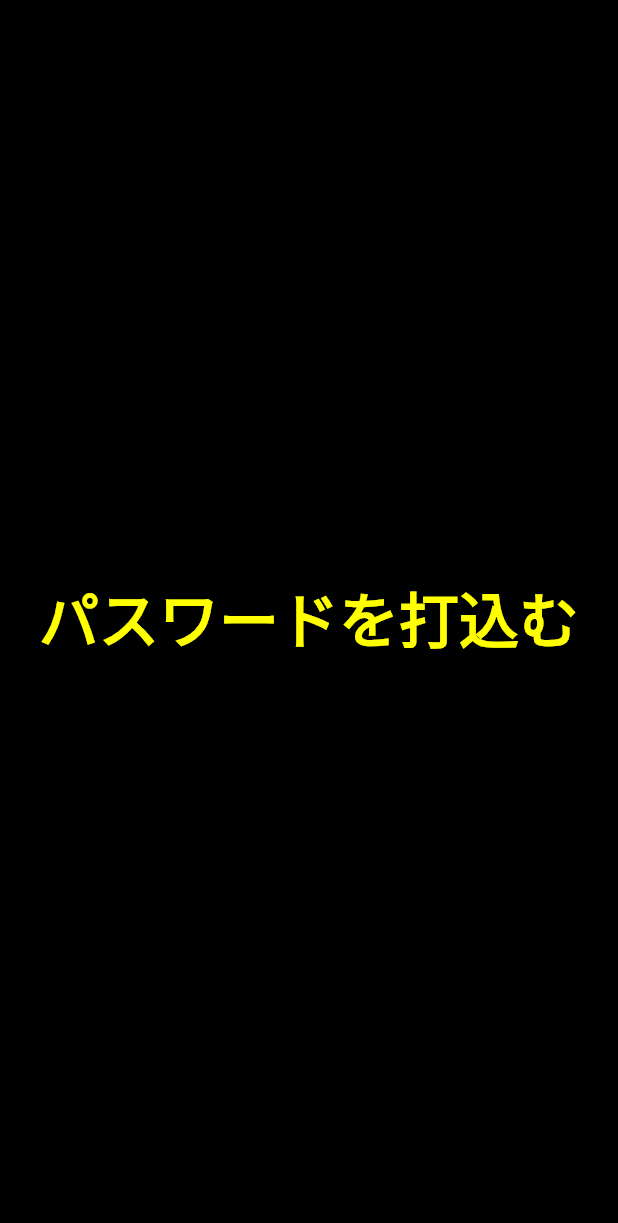
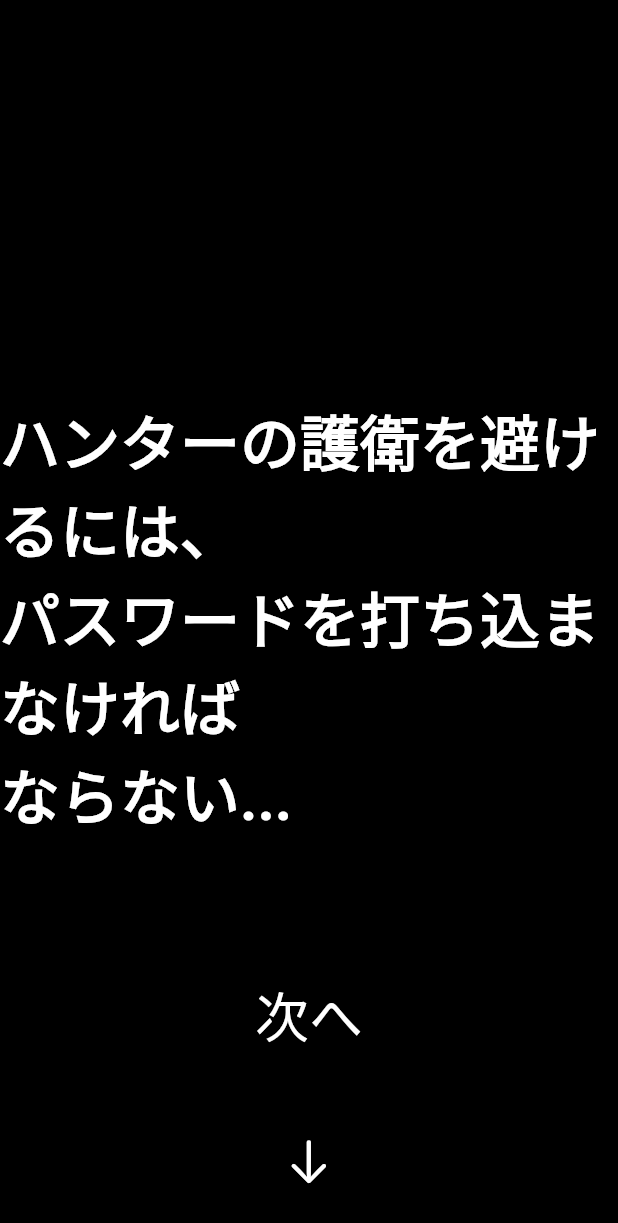
Before and after one commit to hiroshu-diary/seisouchu_alarm, a Flutter app: the screen it shows after launch, swiped to page 3, on a phone screen of 412 x 824 dp. Shown: the top 1223 px of the screen. Run offline on Flutter 3.47's test engine with Material 2 defaults, Android fonts, the phone set to English and light mode, and no system bars; our stand-ins replace audioplayers; missing offline and left inert: flutter_screen_lock.

```diff
--- a/lib/screen/failure_screen.dart
+++ b/lib/screen/failure_screen.dart
@@ -10,8 +10,15 @@ class FailureScreen extends StatelessWidget {
   Widget build(BuildContext context) {
     enterAudio(false);
     return Scaffold(
+      backgroundColor: Colors.black,
       body: const Center(
-        child: Text('ミッション失敗...'),
+        child: Text(
+          'ミッション失敗...',
+          style: TextStyle(
+            color: Colors.redAccent,
+            fontSize: 40,
+          ),
+        ),
       ),
       floatingActionButton: TextButton(
         child: const Text('   \n　　\n　　'),
--- a/lib/screen/lock_screen.dart
+++ b/lib/screen/lock_screen.dart
@@ -26,7 +26,7 @@ class _LockScreenState extends State<LockScreen> {
   @override
   Widget build(BuildContext context) {
     return ScreenLock(
-      canCancel: false,
+      canCancel: true,
       maxRetries: _tryNum,
       correctString: _correctString,
       title: const Text(_title, style: _titleStyle),
--- a/lib/screen/start_screen.dart
+++ b/lib/screen/start_screen.dart
@@ -18,19 +18,12 @@ class _StartScreenState extends State<StartScreen> {
   final _style = const TextStyle(
     fontSize: 40,
     fontWeight: FontWeight.w600,
-    color: Colors.yellowAccent,
+    color: Colors.white,
   );
-  Scaffold buildPage(String text, int nextPage) {
+  Scaffold buildPage(int nextPage, Widget body) {
     return Scaffold(
       backgroundColor: Colors.black,
-      body: Center(
-        child: Column(
-          mainAxisAlignment: MainAxisAlignment.spaceEvenly,
-          children: [
-            Text(text, style: _style),
-          ],
-        ),
-      ),
+      body: body,
       floatingActionButtonLocation: FloatingActionButtonLocation.centerFloat,
       floatingActionButton: GestureDetector(
         onTap: () {
@@ -47,13 +40,13 @@ class _StartScreenState extends State<StartScreen> {
               Text(
                 '次へ\n',
                 style: TextStyle(
-                  color: Colors.yellowAccent,
+                  color: Colors.white,
                   fontSize: 36,
                 ),
               ),
               Icon(
                 CupertinoIcons.arrow_down,
-                color: Colors.yellowAccent,
+                color: Colors.white,
                 size: 36,
               ),
             ],
@@ -70,24 +63,56 @@ class _StartScreenState extends State<StartScreen> {
       scrollDirection: Axis.vertical,
       children: [
         buildPage(
-          'ハンターの護衛を避けるには、\nパスワードを打ち込まなければ\nならない。',
           1,
+          Center(
+            child: Column(
+              mainAxisAlignment: MainAxisAlignment.center,
+              children: [
+                Image.asset(
+                  'assets/logo.png',
+                  width: 600,
+                ),
+                Container(
+                  height: 50,
+                ),
+                Text(
+                  'ハンターから逮捕状を奪え！',
+                  style: _style,
+                )
+              ],
+            ),
+          ),
         ),
         buildPage(
-          '2',
           2,
+          Center(
+            child: Text(
+              'この奥の宝箱に逮捕状がある。\n\n\nしかし、\n\nハンターがこれを護衛している。',
+              style: _style,
+              textAlign: TextAlign.center,
+            ),
+          ),
+        ),
+        buildPage(
+          3,
+          Center(
+            child: Text(
+              'ハンターの護衛を避けるには、\nパスワードを打ち込まなければ\nならない...',
+              style: _style,
+            ),
+          ),
         ),
         Scaffold(
           backgroundColor: Colors.black,
-          body: Center(
-            child: GestureDetector(
+          body: GestureDetector(
+            onTap: () {
+              Navi.blackNavi(context, const LockScreen(), 500);
+            },
+            child: Center(
               child: Text(
                 'パスワードを打込む',
                 style: _style,
               ),
-              onTap: () {
-                Navi.blackNavi(context, const LockScreen(), 500);
-              },
             ),
           ),
         ),
--- a/lib/screen/success_screen.dart
+++ b/lib/screen/success_screen.dart
@@ -16,8 +16,15 @@ class _SuccessScreenState extends State<SuccessScreen> {
   Widget build(BuildContext context) {
     enterAudio(true);
     return Scaffold(
+      backgroundColor: Colors.black,
       body: const Center(
-        child: Text('ミッション成功！'),
+        child: Text(
+          'ミッション成功！',
+          style: TextStyle(
+            color: Colors.blueAccent,
+            fontSize: 40,
+          ),
+        ),
       ),
       floatingActionButton: TextButton(
         child: const Text('   \n　　\n　　'),
```
